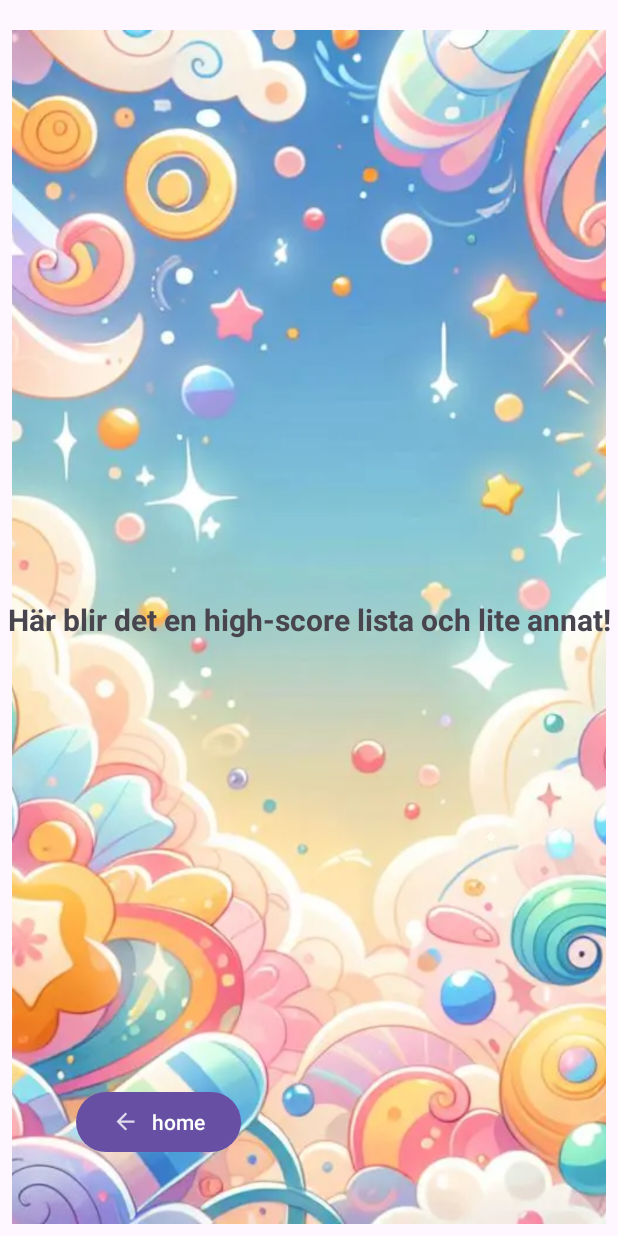
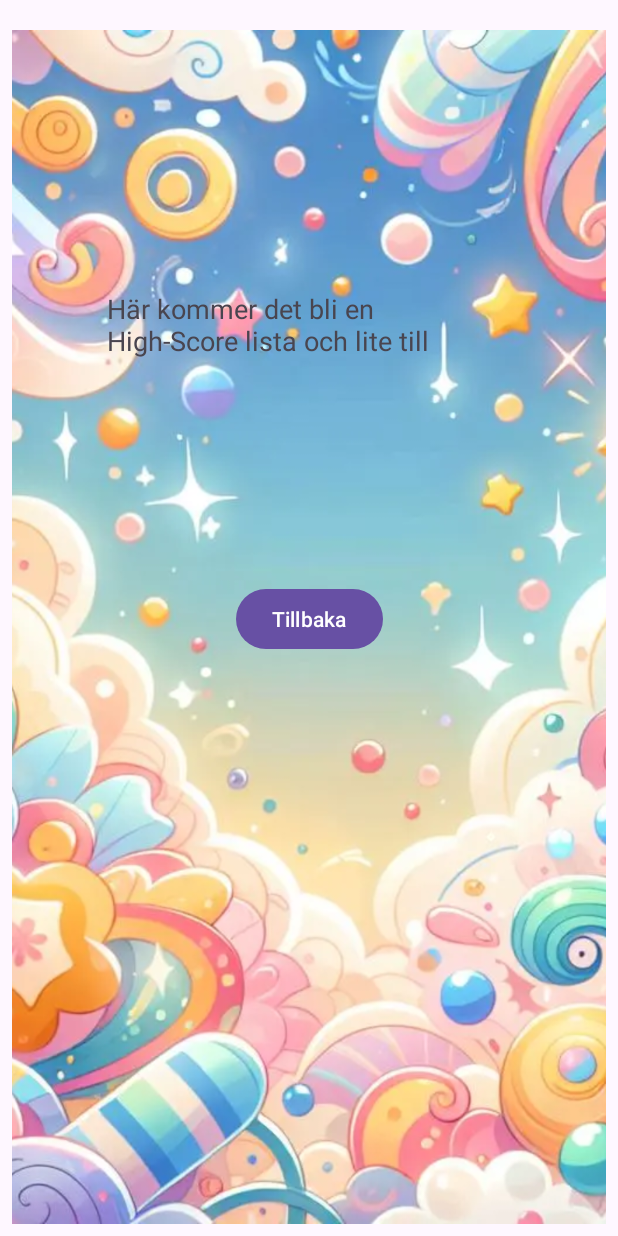
Before and after one commit to Daffnel/CardGame, an Android app: the StatsFragment screen opened through its navigation route, on a phone screen of 412 x 824 dp. Run offline under Robolectric (Android 15) with nearby library versions, the phone set to English and light mode, and no system bars; Roboto replaces fonts that are not available here.

Commit message:
Last minutes fix :-)

```diff
--- a/app/build.gradle.kts
+++ b/app/build.gradle.kts
@@ -42,6 +42,7 @@ android {
 }
 
 dependencies {
+    implementation(libs.androidx.recyclerview)
     implementation(libs.androidx.navigation.fragment.ktx)
     implementation(libs.androidx.core.ktx)
     implementation(libs.androidx.appcompat)
--- a/app/src/main/java/com/hfad/cardgame/CardsFragment.kt
+++ b/app/src/main/java/com/hfad/cardgame/CardsFragment.kt
@@ -140,7 +140,7 @@ viewModel = ViewModelProvider(this)[CardsViewModel::class.java]
         }
 
     /***
-     * Saves the when a roaund is over
+     * Saves the when a round is over
      */
     private fun saveData(){
         val sharedPref = activity?.getPreferences(Context.MODE_PRIVATE)
--- a/app/src/main/java/com/hfad/cardgame/CardsViewModel.kt
+++ b/app/src/main/java/com/hfad/cardgame/CardsViewModel.kt
@@ -84,7 +84,7 @@ class CardsViewModel : ViewModel() {
                 }
             }
 
-            if(cardCount == 14){  //Todo change to 51
+            if(cardCount == 51){  //Todo change to 51
 
                gameOver = true
                 newGame()
@@ -105,14 +105,7 @@ class CardsViewModel : ViewModel() {
         cardCount = 0
         deck1.randomizeCards(52)
 
-       // val saveData = Data(view)
-
-        //saveData.saveData("name", MainActivity.Game2Singelton.game2.player)
-        //saveData.saveData(MainActivity.Game2Singelton.game2.player, MainActivity.Game2Singelton.game2.correctGuesses.toString())
-        //saveData.saveData(MainActivity.Game2Singelton.game2.player, MainActivity.Game2Singelton.game2.wrongGuesses.toString())
-
-
-        //Spara datan
+       gameOver = false
 
         MainActivity.Game2Singelton.game2.correctGuesses = -1               //-1 it makes it work
         MainActivity.Game2Singelton.game2.wrongGuesses = 0
--- a/app/src/main/java/com/hfad/cardgame/StatsFragment.kt
+++ b/app/src/main/java/com/hfad/cardgame/StatsFragment.kt
@@ -5,35 +5,39 @@ import androidx.fragment.app.Fragment
 import android.view.LayoutInflater
 import android.view.View
 import android.view.ViewGroup
+
+import androidx.navigation.Navigation
 import com.hfad.cardgame.databinding.FragmentStatsBinding
-import androidx.navigation.Navigation
 
 class StatsFragment : Fragment() {
 
+    private var _binding: FragmentStatsBinding? = null
+    private val binding get() = _binding!!
+
+    override fun onCreate(savedInstanceState: Bundle?) {
+        super.onCreate(savedInstanceState)
 
 
-    private var _binding: FragmentStatsBinding? = null
-    private val binding get() = _binding!!
+    }
 
     override fun onCreateView(
         inflater: LayoutInflater, container: ViewGroup?,
         savedInstanceState: Bundle?
     ): View {
-        // Inflate the layout for this fragment
-        //return inflater.inflate(R.layout.fragment_stats, container, false)
-
+       // Inflate the layout for this fragment
         _binding = FragmentStatsBinding.inflate(inflater, container, false)
         return binding.root
 
+    //return inflater.inflate(R.layout.fragment_stats, container, false)
 
     }
+        override fun onViewCreated(view: View, savedInstanceState: Bundle?) {
+            super.onViewCreated(view, savedInstanceState)
 
-    override fun onViewCreated(view: View, savedInstanceState: Bundle?) {
-        super.onViewCreated(view, savedInstanceState)
-
-    binding.btnBack.setOnClickListener {
+            binding.btnHome.setOnClickListener {
 
         Navigation.findNavController(it).navigate(R.id.action_statsFragment_to_cardsFragment)
     }
+        }
+
     }
-}
--- a/app/src/main/res/layout/activity_about_activty.xml
+++ b/app/src/main/res/layout/activity_about_activty.xml
@@ -16,7 +16,8 @@
         app:layout_constraintEnd_toEndOf="parent"
         app:layout_constraintHorizontal_bias="0.498"
         app:layout_constraintStart_toStartOf="parent"
-        app:srcCompat="@drawable/ic_home" />
+        app:srcCompat="@drawable/ic_home"
+        tools:ignore="SpeakableTextPresentCheck" />
 
     <EditText
         android:id="@+id/editTextTextMultiLine"
@@ -26,7 +27,8 @@
         android:ems="10"
         android:gravity="start|top"
         android:textSize="18sp"
-        android:text="Ett spel gjort av Daniel A \n\n Reglerna är enkla Ess är lika med 1 och lika kort ger poäng."
+        android:text="@string/ett_spel_gjort_av_daniel_a_n_n_reglerna_r_enkla_ess_r_lika_med_1_och_lika_kort_ger_po_ng"
+
         android:inputType="textMultiLine"
         app:layout_constraintBottom_toTopOf="@+id/btStat"
         app:layout_constraintEnd_toEndOf="parent"
--- a/app/src/main/res/layout/fragment_stats.xml
+++ b/app/src/main/res/layout/fragment_stats.xml
@@ -2,36 +2,32 @@
 <androidx.constraintlayout.widget.ConstraintLayout xmlns:android="http://schemas.android.com/apk/res/android"
     xmlns:app="http://schemas.android.com/apk/res-auto"
     xmlns:tools="http://schemas.android.com/tools"
-    android:id="@+id/frameLayout"
     android:layout_width="match_parent"
     android:layout_height="match_parent"
-    tools:context=".StatsFragment">
+    app:layoutDescription="@xml/fragment_stats_scene">
 
-    <!-- TODO: Update blank fragment layout -->
-
+    <Button
+        android:id="@+id/btnHome"
+        android:layout_width="wrap_content"
+        android:layout_height="wrap_content"
+        android:text="@string/tillbaka"
+        app:layout_constraintBottom_toBottomOf="parent"
+        app:layout_constraintEnd_toEndOf="parent"
+        app:layout_constraintHorizontal_bias="0.5"
+        app:layout_constraintStart_toStartOf="parent"
+        app:layout_constraintTop_toTopOf="parent"
+        app:layout_constraintVertical_bias="0.5" />
 
     <TextView
-        android:id="@+id/textView5"
-        android:layout_width="wrap_content"
-        android:layout_height="wrap_content"
-       android:textSize="20sp"
-        android:textStyle="bold"
-        android:text="Här blir det en high-score lista och lite annat!"
-        app:layout_constraintBottom_toBottomOf="parent"
-        android:gravity="center"
-        app:layout_constraintEnd_toEndOf="parent"
-        app:layout_constraintStart_toStartOf="parent"
-        app:layout_constraintTop_toTopOf="parent" />
-
-    <com.google.android.material.button.MaterialButton
-        android:id="@+id/btnBack"
-        app:icon="@drawable/ic_left"
-        android:layout_width="wrap_content"
-        android:layout_height="wrap_content"
-        android:layout_marginBottom="52dp"
-        android:text="home"
+        android:id="@+id/textView3"
+        android:layout_width="269dp"
+        android:layout_height="144dp"
+        android:text="@string/h_r_kommer_det_bli_en_high_score_lista_och_lite_till"
+        android:textSize="18sp"
         app:layout_constraintBottom_toBottomOf="parent"
         app:layout_constraintEnd_toEndOf="parent"
-        app:layout_constraintHorizontal_bias="0.165"
-        app:layout_constraintStart_toStartOf="parent" />
+        app:layout_constraintHorizontal_bias="0.498"
+        app:layout_constraintStart_toStartOf="parent"
+        app:layout_constraintTop_toTopOf="parent"
+        app:layout_constraintVertical_bias="0.283" />
 </androidx.constraintlayout.widget.ConstraintLayout>
--- a/app/src/main/res/values/strings.xml
+++ b/app/src/main/res/values/strings.xml
@@ -21,7 +21,7 @@
     <string name="correct_guesses_0">Correct guesses: 0</string>
     <string name="wrong_guesses_0">Wrong guesses: 0</string>
     <string name="incorrect_guesses_0">Incorrect Guesses: 0</string>
-    <string name="about_text">Ett litet spel gjort av Daniel A i kursem Android grunder\n Ess räknas som 1 och lika kort ger poäng</string>
+    <string name="about_text">Ett litet spel gjort av Daniel A i kursen Androidutveckling\n Ess räknas som 1 och lika kort ger poäng</string>
     <string name="home">HOME</string>
     <string name="btn_home">Home</string>
     <string name="home_button">Home</string>
@@ -32,4 +32,7 @@
     <string name="home_from_cards_fragments">Home</string>
     <string name="high_score_cards_fragment">High score</string>
     <string name="exit_from_cards_fragment">Exit</string>
+    <string name="tillbaka">Tillbaka</string>
+    <string name="h_r_kommer_det_bli_en_high_score_lista_och_lite_till">Här kommer det bli en High-Score lista och lite till</string>
+    <string name="ett_spel_gjort_av_daniel_a_n_n_reglerna_r_enkla_ess_r_lika_med_1_och_lika_kort_ger_po_ng">Ett spel gjort av Daniel A \n\n Reglerna är enkla Ess är lika med 1 och lika kort ger poäng.</string>
 </resources>
--- /dev/null
+++ b/app/src/main/res/xml/fragment_stats_scene.xml
@@ -0,0 +1,29 @@
+<?xml version="1.0" encoding="utf-8"?>
+<MotionScene
+    xmlns:android="http://schemas.android.com/apk/res/android"
+    xmlns:motion="http://schemas.android.com/apk/res-auto">
+
+    <Transition
+        motion:constraintSetEnd="@+id/end"
+        motion:constraintSetStart="@id/start"
+        motion:duration="1000">
+       <KeyFrameSet>
+       </KeyFrameSet>
+    </Transition>
+
+    <ConstraintSet android:id="@+id/start">
+        <Constraint
+            motion:layout_constraintVertical_bias="0.737"
+            android:layout_height="wrap_content"
+            motion:layout_constraintStart_toStartOf="parent"
+            motion:layout_constraintTop_toTopOf="parent"
+            motion:layout_constraintBottom_toBottomOf="parent"
+            motion:layout_constraintHorizontal_bias="0.496"
+            motion:layout_constraintEnd_toEndOf="parent"
+            android:layout_width="wrap_content"
+            android:id="@+id/button" />
+    </ConstraintSet>
+
+    <ConstraintSet android:id="@+id/end">
+    </ConstraintSet>
+</MotionScene>
--- a/gradle/libs.versions.toml
+++ b/gradle/libs.versions.toml
@@ -10,9 +10,11 @@ material = "1.12.0"
 activity = "1.9.3"
 constraintlayout = "2.2.0"
 navigationFragmentKtx ="2.8.4"
+recyclerview = "1.3.2"
 
 [libraries]
 androidx-core-ktx = { group = "androidx.core", name = "core-ktx", version.ref = "coreKtx" }
+androidx-recyclerview = { module = "androidx.recyclerview:recyclerview", version.ref = "recyclerview" }
 junit = { group = "junit", name = "junit", version.ref = "junit" }
 androidx-junit = { group = "androidx.test.ext", name = "junit", version.ref = "junitVersion" }
 androidx-espresso-core = { group = "androidx.test.espresso", name = "espresso-core", version.ref = "espressoCore" }
```
